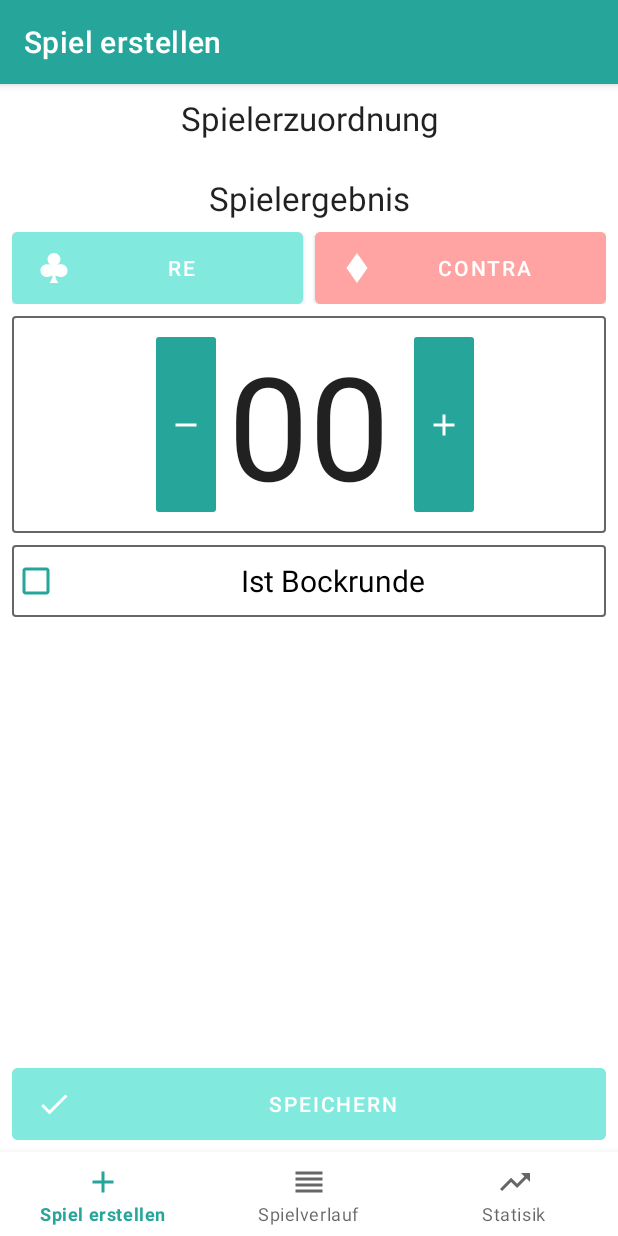
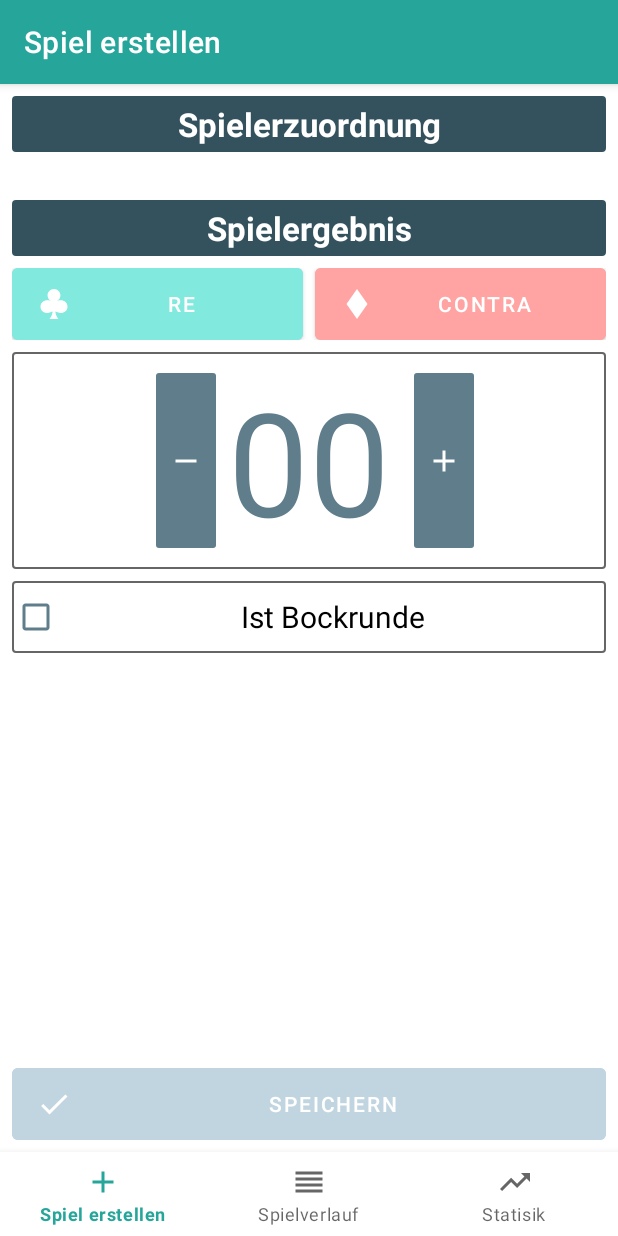
Before and after one commit to tim-seidel/Doppelkopf, an Android app: the GameCreationFragment screen opened directly, with no data from a screen before it, on a phone screen of 412 x 824 dp. Run offline under Robolectric (Android 15) with nearby library versions, the phone set to English and light mode, and no system bars; our stand-ins replace Firebase (no records; nobody signed in at launch, a user with empty details on screens opened directly), navigation-ui.

Commit message:
More color reworks (including a new neutral color)

```diff
--- a/app/src/main/java/de/timseidel/doppelkopf/ui/session/gamecreation/GameCreationFragment.kt
+++ b/app/src/main/java/de/timseidel/doppelkopf/ui/session/gamecreation/GameCreationFragment.kt
@@ -192,7 +192,7 @@ class GameCreationFragment : Fragment() {
         val isValid = viewModel.checkIsValid()
 
         btnSaveGame.isEnabled = isValid
-        setButtonColor(btnSaveGame, if (isValid) R.color.primary else R.color.primary_light)
+        setButtonColor(btnSaveGame, if (isValid) R.color.neural else R.color.neural_light)
     }
 
     private fun onCreateGameClicked() {
--- a/app/src/main/java/de/timseidel/doppelkopf/ui/session/gamehistory/GameHistoryListPlayerFooterAdapter.kt
+++ b/app/src/main/java/de/timseidel/doppelkopf/ui/session/gamehistory/GameHistoryListPlayerFooterAdapter.kt
@@ -5,6 +5,7 @@ import android.graphics.Typeface
 import android.view.View
 import android.view.ViewGroup
 import android.widget.TextView
+import androidx.core.content.ContextCompat
 import androidx.recyclerview.widget.RecyclerView
 import de.timseidel.doppelkopf.R
 import de.timseidel.doppelkopf.model.statistic.PlayerStatistic
@@ -36,6 +37,7 @@ class GameHistoryListPlayerFooterAdapter(
         tv.setPadding(0, 8, 0, 8)
         tv.textAlignment = View.TEXT_ALIGNMENT_CENTER
         tv.textSize = 24f
+        tv.setTextColor(ContextCompat.getColor(context, R.color.neural_dark))
         tv.setTypeface(tv.typeface, Typeface.BOLD);
 
         return tv
--- a/app/src/main/java/de/timseidel/doppelkopf/ui/session/gamehistory/GameHistoryListPlayerHeaderAdapter.kt
+++ b/app/src/main/java/de/timseidel/doppelkopf/ui/session/gamehistory/GameHistoryListPlayerHeaderAdapter.kt
@@ -5,7 +5,9 @@ import android.graphics.Typeface
 import android.view.View
 import android.view.ViewGroup
 import android.widget.TextView
+import androidx.core.content.ContextCompat
 import androidx.recyclerview.widget.RecyclerView
+import de.timseidel.doppelkopf.R
 import de.timseidel.doppelkopf.model.Player
 
 class GameHistoryListPlayerHeaderAdapter(
@@ -43,6 +45,7 @@ class GameHistoryListPlayerHeaderAdapter(
         tv.setPadding(0, 8, 0, 8)
         tv.textAlignment = View.TEXT_ALIGNMENT_CENTER
         tv.textSize = 22f
+        tv.setTextColor(ContextCompat.getColor(context, R.color.neural_dark))
         tv.setTypeface(tv.typeface, Typeface.BOLD)
 
         return tv
--- a/app/src/main/res/layout/fragment_game_creation.xml
+++ b/app/src/main/res/layout/fragment_game_creation.xml
@@ -1,7 +1,6 @@
 <?xml version="1.0" encoding="utf-8"?>
 <androidx.constraintlayout.widget.ConstraintLayout xmlns:android="http://schemas.android.com/apk/res/android"
     xmlns:app="http://schemas.android.com/apk/res-auto"
-    xmlns:tools="http://schemas.android.com/tools"
     android:id="@+id/root_game_creation"
     android:layout_width="match_parent"
     android:layout_height="match_parent">
@@ -18,17 +17,22 @@
         <LinearLayout
             android:layout_width="match_parent"
             android:layout_height="wrap_content"
-            android:layout_marginHorizontal="8dp"
             android:orientation="vertical">
 
             <TextView
                 android:id="@+id/tv_game_creation_title_player"
                 android:layout_width="match_parent"
                 android:layout_height="wrap_content"
+                android:layout_marginHorizontal="8dp"
                 android:layout_marginTop="8dp"
+                android:background="@drawable/border_background"
+                android:backgroundTint="@color/neural_dark"
+                android:paddingVertical="4dp"
                 android:text="@string/game_creation_player_assignment"
                 android:textAlignment="center"
                 android:textAppearance="@style/TextAppearance.AppCompat.Large"
+                android:textColor="@color/white"
+                android:textStyle="bold"
                 app:layout_constraintEnd_toEndOf="parent"
                 app:layout_constraintStart_toStartOf="parent"
                 app:layout_constraintTop_toTopOf="parent" />
@@ -37,7 +41,8 @@
                 android:id="@+id/rv_game_creation_player_list"
                 android:layout_width="match_parent"
                 android:layout_height="wrap_content"
-                android:layout_marginTop="8dp"
+                android:layout_marginHorizontal="4dp"
+                android:layout_marginTop="4dp"
                 app:layout_constraintEnd_toEndOf="parent"
                 app:layout_constraintStart_toStartOf="parent"
                 app:layout_constraintTop_toBottomOf="@+id/tv_game_creation_title_player" />
@@ -46,10 +51,16 @@
                 android:id="@+id/tv_game_creation_title_result"
                 android:layout_width="match_parent"
                 android:layout_height="wrap_content"
-                android:layout_marginTop="16dp"
+                android:layout_marginHorizontal="8dp"
+                android:layout_marginTop="28dp"
+                android:background="@drawable/border_background"
+                android:backgroundTint="@color/neural_dark"
+                android:paddingVertical="4dp"
                 android:text="@string/game_result"
                 android:textAlignment="center"
                 android:textAppearance="@style/TextAppearance.AppCompat.Large"
+                android:textColor="@color/white"
+                android:textStyle="bold"
                 app:layout_constraintEnd_toEndOf="parent"
                 app:layout_constraintStart_toStartOf="parent"
                 app:layout_constraintTop_toBottomOf="@id/rv_game_creation_player_list" />
@@ -58,6 +69,7 @@
                 android:id="@+id/cl_winning_faction_select"
                 android:layout_width="match_parent"
                 android:layout_height="wrap_content"
+                android:layout_marginHorizontal="8dp"
                 android:layout_marginTop="8dp"
                 app:layout_constraintEnd_toEndOf="parent"
                 app:layout_constraintStart_toStartOf="parent"
@@ -97,6 +109,7 @@
                 android:id="@+id/layout_tacken_counter"
                 android:layout_width="match_parent"
                 android:layout_height="wrap_content"
+                android:layout_marginHorizontal="8dp"
                 android:layout_marginTop="8dp"
                 android:background="@drawable/border_background"
                 app:layout_constraintEnd_toEndOf="parent"
@@ -110,9 +123,8 @@
                 style="@style/Widget.AppCompat.EditText"
                 android:layout_width="match_parent"
                 android:layout_height="wrap_content"
-                android:layout_marginStart="8dp"
+                android:layout_marginHorizontal="8dp"
                 android:layout_marginTop="8dp"
-                android:layout_marginEnd="8dp"
                 android:background="@drawable/border_background"
                 android:ems="10"
                 android:gravity="center_horizontal|center_vertical"
@@ -134,6 +146,7 @@
                 android:id="@+id/versus_bar_points"
                 android:layout_width="0dp"
                 android:layout_height="match_parent"
+                android:layout_marginHorizontal="8dp"
                 android:layout_marginTop="8dp"
                 android:visibility="gone"
                 app:layout_constraintEnd_toEndOf="parent"
@@ -147,11 +160,12 @@
                 android:layout_width="match_parent"
                 android:layout_height="wrap_content"
                 android:layout_gravity="center_horizontal"
+                android:layout_marginHorizontal="8dp"
                 android:layout_marginTop="8dp"
                 android:background="@drawable/border_background"
-                android:buttonTint="@color/primary"
+                android:buttonTint="@color/neural"
                 android:gravity="center_horizontal|center_vertical"
-                android:text="Ist Bockrunde"
+                android:text="@string/check_is_bockrunde"
                 android:textSize="20sp" />
 
         </LinearLayout>
@@ -164,6 +178,7 @@
         android:layout_marginStart="8dp"
         android:layout_marginEnd="8dp"
         android:layout_marginBottom="8dp"
+        android:backgroundTint="@color/neural"
         android:insetTop="0dp"
         android:insetBottom="0dp"
         android:text="@string/save"
--- a/app/src/main/res/layout/fragment_session_history.xml
+++ b/app/src/main/res/layout/fragment_session_history.xml
@@ -26,6 +26,7 @@
         android:contentDescription="@string/desc_create_session_button"
         android:foregroundTint="@color/white"
         android:src="@drawable/ic_baseline_add_white_24"
+        app:backgroundTint="@color/neural"
         app:layout_constraintBottom_toBottomOf="parent"
         app:layout_constraintEnd_toEndOf="parent" />
 </androidx.constraintlayout.widget.ConstraintLayout>
--- a/app/src/main/res/layout/view_game_history_list_item_player.xml
+++ b/app/src/main/res/layout/view_game_history_list_item_player.xml
@@ -25,7 +25,7 @@
         android:layout_height="wrap_content"
         android:paddingStart="8dp"
         android:textAlignment="viewStart"
-        android:textColor="?android:attr/textColorPrimary"
+        android:textColor="@color/neural_dark"
         android:textSize="24sp"
         tools:text="-4" />
 
--- a/app/src/main/res/layout/view_session_history_list_item.xml
+++ b/app/src/main/res/layout/view_session_history_list_item.xml
@@ -50,9 +50,9 @@
         android:backgroundTint="@color/white"
         android:scaleX="1.5"
         android:scaleY="1.5"
-        app:tint="?attr/colorPrimary"
         app:layout_constraintEnd_toEndOf="parent"
         app:layout_constraintTop_toTopOf="parent"
-        app:srcCompat="@drawable/ic_baseline_play_circle_outline_24" />
+        app:srcCompat="@drawable/ic_baseline_play_circle_outline_24"
+        app:tint="@color/neural" />
 
 </androidx.constraintlayout.widget.ConstraintLayout>
--- a/app/src/main/res/layout/view_session_history_list_item_player.xml
+++ b/app/src/main/res/layout/view_session_history_list_item_player.xml
@@ -19,7 +19,7 @@
         android:id="@+id/tv_session_history_item_player_name"
         android:layout_width="wrap_content"
         android:layout_height="wrap_content"
-        android:textColor="@color/primary_dark"
+        android:textColor="@color/neural_dark"
         android:textSize="16sp"
         tools:text="Spieler" />
 </LinearLayout>
--- a/app/src/main/res/layout/view_tacken_counter.xml
+++ b/app/src/main/res/layout/view_tacken_counter.xml
@@ -11,7 +11,7 @@
         android:layout_height="0dp"
         android:layout_margin="0dp"
         android:layout_marginEnd="8dp"
-        android:backgroundTint="@color/primary"
+        android:backgroundTint="@color/neural"
         android:contentDescription="@string/desc_button_decrease_tacken"
         android:minHeight="48dp"
         android:src="@drawable/ic_baseline_remove_black_24"
@@ -27,8 +27,8 @@
         android:layout_marginTop="8dp"
         android:layout_marginBottom="8dp"
         android:paddingHorizontal="4dp"
+        android:textColor="@color/neural"
         android:textSize="96sp"
-        android:textColor="?android:attr/textColorPrimary"
         app:layout_constraintBottom_toBottomOf="parent"
         app:layout_constraintEnd_toEndOf="parent"
         app:layout_constraintStart_toStartOf="parent"
@@ -40,7 +40,7 @@
         android:layout_width="wrap_content"
         android:layout_height="0dp"
         android:layout_marginStart="8dp"
-        android:backgroundTint="@color/primary"
+        android:backgroundTint="@color/neural"
         android:contentDescription="@string/desc_button_increase_tacken"
         android:minHeight="48dp"
         android:src="@drawable/ic_baseline_add_black_24"
--- a/app/src/main/res/values/colors.xml
+++ b/app/src/main/res/values/colors.xml
@@ -1,11 +1,17 @@
 <?xml version="1.0" encoding="utf-8"?>
 <resources>
     <color name="primary">#26a69a</color>
+    <color name="primary_accent">#4db6ac</color>
     <color name="primary_dark">#00766c</color>
     <color name="primary_light">#82e9de</color>
     <color name="secondary">#f44336</color>
+    <color name="secondary_accent">#e57373</color>
     <color name="secondary_dark">#ba000d</color>
     <color name="secondary_light">#ffa4a2</color>
+
+    <color name="neural">#607d8b</color>
+    <color name="neural_dark">#34515e</color>
+    <color name="neural_light">#c1d5e0</color>
 
     <color name="black">#FF000000</color>
     <color name="white">#FFFFFFFF</color>
--- a/app/src/main/res/values/strings.xml
+++ b/app/src/main/res/values/strings.xml
@@ -40,4 +40,5 @@
     <string name="game_saved">Spiel gespeichert!</string>
     <string name="game_creation_error">Das Spiel wird nicht erstellt, da die Einstellungen nicht gültig sind</string>
     <string name="spieler_6">Spieler 6</string>
+    <string name="check_is_bockrunde">Ist Bockrunde</string>
 </resources>
```
Also changed, not shown: app/src/main/java/de/timseidel/doppelkopf/ui/session/statistic/IStatisticViewWrapper.kt (+6 -4 lines), app/src/main/java/de/timseidel/doppelkopf/ui/session/statistic/provider/PlayerStatisticViewsProvider.kt (+6 -6 lines), app/src/main/java/de/timseidel/doppelkopf/ui/session/statistic/provider/SessionStatisticViewsProvider.kt (+4 -3 lines), app/src/main/res/layout/view_simple_text_statistic.xml (+5 -5 lines).
